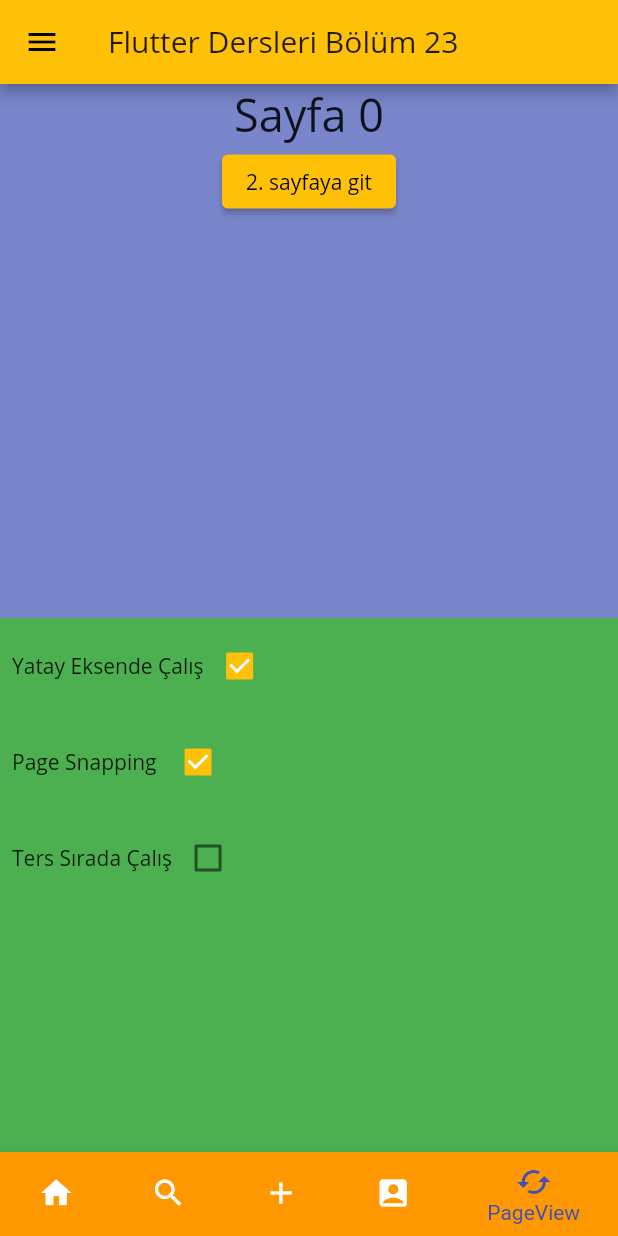
After one commit to ToprakSirin/flutter, a Flutter app: the screen it shows after launch, item 5 of the bottom bar chosen, on a phone screen of 412 x 824 dp. The commit adds this screen. Run offline on Flutter 3.47's test engine with Material 2 defaults, Android fonts, the phone set to English and light mode, and no system bars; our stand-ins replace date_format, email_validator, flutter_easyloading, palette_generator; network calls fail.

Commit message:
Pageview Özellikleri

```diff
--- a/tasarimi_kolaylastiracak_yapilar/lib/main.dart
+++ b/tasarimi_kolaylastiracak_yapilar/lib/main.dart
@@ -6,6 +6,7 @@ import 'package:tasarimi_kolaylastiracak_yapilar/kisisel_font_kullanimi.dart';
 import 'package:tasarimi_kolaylastiracak_yapilar/user.dart';
 
 import 'ekle.dart';
+import 'page_view.dart';
 
 void main() {
   runApp(MyApp());
@@ -39,6 +40,7 @@ class _MyHomePageState extends State<MyHomePage> {
   late AramaSayfasi sayfaArama;
   late Ekle sayfaEkle;
   late UserSayfasi sayfaUser;
+  late PageViewOrnek pageViewOrnek;
 
   var keyAnaSayfa = PageStorageKey("key_ana_sayfa");
   var keyArama = PageStorageKey("key_arama_sayfa");
@@ -51,7 +53,8 @@ class _MyHomePageState extends State<MyHomePage> {
     sayfaArama = AramaSayfasi(keyArama);
     sayfaEkle = Ekle();
     sayfaUser = UserSayfasi();
-    tumSayfalar = [sayfaAna, sayfaArama, sayfaEkle, sayfaUser];
+    pageViewOrnek = PageViewOrnek();
+    tumSayfalar = [sayfaAna, sayfaArama, sayfaEkle, sayfaUser, pageViewOrnek];
   }
 
   @override
@@ -94,6 +97,10 @@ class _MyHomePageState extends State<MyHomePage> {
               icon: Icon(Icons.account_box),
               title: Text("Profil"),
               backgroundColor: Colors.orange),
+          BottomNavigationBarItem(
+              icon: Icon(Icons.cached),
+              title: Text("PageView"),
+              backgroundColor: Colors.orange),
         ],
         type: BottomNavigationBarType.shifting,
         currentIndex: secilenMenuItem,
--- /dev/null
+++ b/tasarimi_kolaylastiracak_yapilar/lib/page_view.dart
@@ -0,0 +1,126 @@
+import 'package:flutter/material.dart';
+
+class PageViewOrnek extends StatefulWidget {
+  @override
+  _PageViewOrnekState createState() => _PageViewOrnekState();
+}
+
+class _PageViewOrnekState extends State<PageViewOrnek> {
+  var myController =
+      PageController(initialPage: 0, keepPage: true, viewportFraction: 1);
+  bool yatayEksen = true;
+  bool pageSnapping = true;
+  bool reverseSira = false;
+  @override
+  Widget build(BuildContext context) {
+    return Column(
+      children: [
+        Expanded(
+          child: PageView(
+            scrollDirection:
+                yatayEksen == true ? Axis.horizontal : Axis.vertical,
+            reverse: reverseSira,
+            controller: myController,
+            pageSnapping: pageSnapping,
+            onPageChanged: (index) {
+              debugPrint("page change gelen index $index");
+            },
+            children: [
+              Container(
+                width: double.infinity,
+                height: 300,
+                color: Colors.indigo.shade300,
+                child: Center(
+                  child: Column(
+                    children: [
+                      Text("Sayfa 0", style: TextStyle(fontSize: 30)),
+                      ElevatedButton(
+                        onPressed: () {
+                          myController.jumpToPage(2);
+                          myController.jumpTo(600);
+                        },
+                        child: Text("2. sayfaya git"),
+                      )
+                    ],
+                  ),
+                ),
+              ),
+              Container(
+                width: double.infinity,
+                height: 300,
+                color: Colors.amber.shade300,
+                child: Center(
+                  child: Text("Sayfa 1", style: TextStyle(fontSize: 30)),
+                ),
+              ),
+              Container(
+                width: double.infinity,
+                height: 300,
+                color: Colors.lightGreenAccent,
+                child: Center(
+                  child: Text("Sayfa 2", style: TextStyle(fontSize: 30)),
+                ),
+              ),
+            ],
+          ),
+        ),
+        Expanded(
+          child: Container(
+            width: double.infinity,
+            height: 200,
+            color: Colors.green,
+            child: Column(
+              children: [
+                Padding(
+                  padding: const EdgeInsets.all(8.0),
+                  child: Row(
+                    children: [
+                      Text("Yatay Eksende Çalış"),
+                      Checkbox(
+                          value: yatayEksen,
+                          onChanged: (b) {
+                            setState(() {
+                              yatayEksen = b!;
+                            });
+                          }),
+                    ],
+                  ),
+                ),
+                Padding(
+                  padding: const EdgeInsets.all(8.0),
+                  child: Row(
+                    children: [
+                      Text("Page Snapping "),
+                      Checkbox(
+                          value: pageSnapping,
+                          onChanged: (b) {
+                            setState(() {
+                              pageSnapping = b!;
+                            });
+                          }),
+                    ],
+                  ),
+                ),
+                Padding(
+                  padding: const EdgeInsets.all(8.0),
+                  child: Row(
+                    children: [
+                      Text("Ters Sırada Çalış"),
+                      Checkbox(
+                          value: reverseSira,
+                          onChanged: (b) {
+                            setState(() {
+                              reverseSira = b!;
+                            });
+                          }),
+                    ],
+                  ),
+                ),
+              ],
+            ),
+          ),
+        ),
+      ],
+    );
+  }
+}
```
